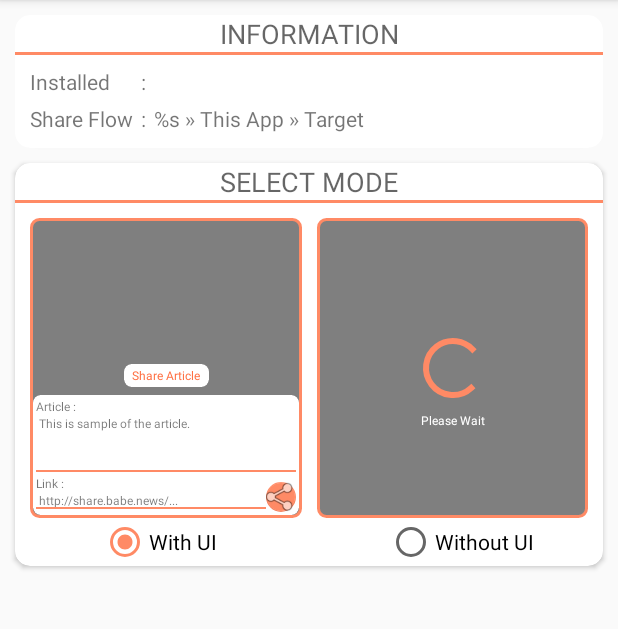
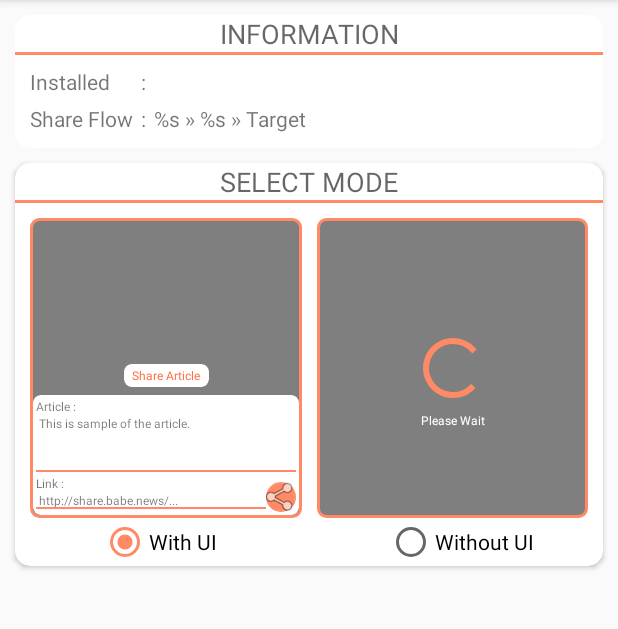
Before and after one commit to hariimurti/BABESharer, an Android app: the screen it shows after launch (MainActivity), on a phone screen of 412 x 824 dp, the part 84-713 px from its top. Run offline under Robolectric (Android 15) with nearby library versions, the phone set to English and light mode, and no system bars; plain views replace SpinKitView.

Commit message:
fix typo

```diff
--- a/app/src/main/java/net/harimurti/babesharer/MainActivity.kt
+++ b/app/src/main/java/net/harimurti/babesharer/MainActivity.kt
@@ -51,7 +51,7 @@ class MainActivity : AppCompatActivity() {
 
         findViewById<TextView>(R.id.txt_installed).text = installed
         findViewById<TextView>(R.id.txt_share_flow).text =
-            String.format(getString(R.string.babe_this_app_target), installed)
+            String.format(getString(R.string.babe_this_app_target), installed, getString(R.string.app_name))
     }
 
     fun onRadioClick(view: View) {
--- a/app/src/main/res/values/strings.xml
+++ b/app/src/main/res/values/strings.xml
@@ -21,7 +21,7 @@
     <string name="select_mode">Select Mode</string>
     <string name="share_flow">Share Flow</string>
     <string name="installed">Installed</string>
-    <string name="babe_this_app_target">%s » This App » Target</string>
+    <string name="babe_this_app_target">%s » %s » Target</string>
     <string name="information">Information</string>
     <string name="colon" translatable="false">:</string>
 </resources>
```
Also changed, not shown: 1 other file.
